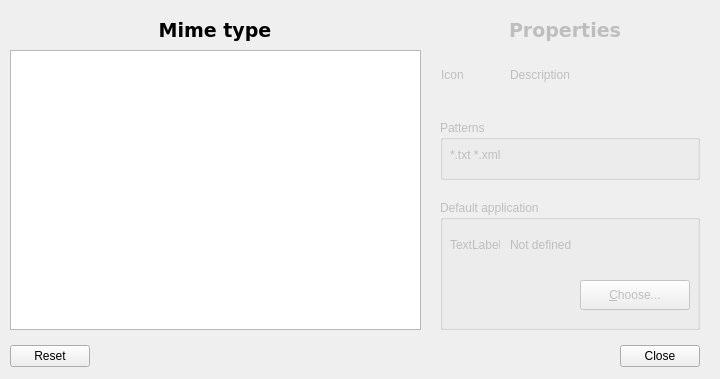
The window that razor-config-file-associations/mimetypeviewer.ui (lxqt/lxqt-config) describes before a commit, drawn with Qt 5.
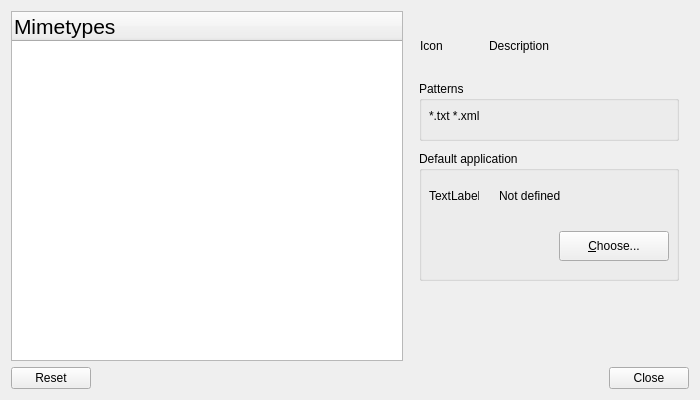
The same window after the commit.

Commit message: razor-config-file-associations, improved layout for mimetype-viewer

What changed in the file:
```diff
--- a/razor-config-file-associations/mimetypeviewer.ui
+++ b/razor-config-file-associations/mimetypeviewer.ui
@@ -6,75 +6,75 @@
    <rect>
     <x>0</x>
     <y>0</y>
-    <width>720</width>
-    <height>379</height>
+    <width>700</width>
+    <height>400</height>
    </rect>
   </property>
+  <property name="minimumSize">
+   <size>
+    <width>480</width>
+    <height>340</height>
+   </size>
+  </property>
   <property name="windowTitle">
    <string>mimetypeviewer</string>
   </property>
+  <layout class="QGridLayout" name="gridLayout">
+   <item row="0" column="0">
   <widget class="QTreeWidget" name="mimetypeTreeWidget">
-   <property name="geometry">
-    <rect>
-     <x>10</x>
-     <y>50</y>
-     <width>411</width>
+     <property name="sizePolicy">
+      <sizepolicy hsizetype="MinimumExpanding" vsizetype="MinimumExpanding">
+       <horstretch>0</horstretch>
+       <verstretch>0</verstretch>
+      </sizepolicy>
+     </property>
+     <property name="minimumSize">
+      <size>
+       <width>180</width>
      <height>280</height>
-    </rect>
+      </size>
    </property>
    <attribute name="headerVisible">
-    <bool>false</bool>
+      <bool>true</bool>
    </attribute>
    <attribute name="headerDefaultSectionSize">
     <number>500</number>
    </attribute>
    <column>
     <property name="text">
-     <string notr="true">1</string>
+       <string notr="true">Mimetypes</string>
+      </property>
+      <property name="font">
+       <font>
+        <pointsize>16</pointsize>
+       </font>
     </property>
    </column>
   </widget>
-  <widget class="QLabel" name="mimeTypeHeadingLabel">
-   <property name="geometry">
-    <rect>
-     <x>10</x>
-     <y>10</y>
-     <width>410</width>
-     <height>40</height>
-    </rect>
-   </property>
-   <property name="minimumSize">
-    <size>
-     <width>0</width>
-     <height>0</height>
-    </size>
-   </property>
-   <property name="font">
-    <font>
-     <family>Bitstream Vera Sans</family>
-     <pointsize>14</pointsize>
-     <weight>75</weight>
-     <bold>true</bold>
-    </font>
-   </property>
-   <property name="text">
-    <string>Mime type</string>
-   </property>
-   <property name="alignment">
-    <set>Qt::AlignCenter</set>
-   </property>
-  </widget>
+   </item>
+   <item row="1" column="0" colspan="2">
+    <widget class="QDialogButtonBox" name="dialogButtonBox">
+     <property name="standardButtons">
+      <set>QDialogButtonBox::Close|QDialogButtonBox::Reset</set>
+     </property>
+    </widget>
+   </item>
+   <item row="0" column="1">
   <widget class="QFrame" name="frame">
    <property name="enabled">
-    <bool>false</bool>
-   </property>
-   <property name="geometry">
-    <rect>
-     <x>430</x>
-     <y>10</y>
+      <bool>true</bool>
+     </property>
+     <property name="sizePolicy">
+      <sizepolicy hsizetype="Fixed" vsizetype="MinimumExpanding">
+       <horstretch>0</horstretch>
+       <verstretch>0</verstretch>
+      </sizepolicy>
+     </property>
+     <property name="minimumSize">
+      <size>
      <width>280</width>
-     <height>330</height>
-    </rect>
+       <height>260</height>
+      </size>
    </property>
    <property name="frameShape">
     <enum>QFrame::NoFrame</enum>
@@ -86,7 +86,7 @@
     <property name="geometry">
      <rect>
       <x>10</x>
-      <y>190</y>
+        <y>140</y>
       <width>260</width>
       <height>130</height>
      </rect>
@@ -110,9 +110,9 @@
     <widget class="QLabel" name="applicationLabel">
      <property name="geometry">
       <rect>
-       <x>70</x>
+         <x>80</x>
        <y>30</y>
-       <width>180</width>
+         <width>170</width>
        <height>30</height>
       </rect>
      </property>
@@ -134,41 +134,11 @@
      </property>
     </widget>
    </widget>
-   <widget class="QLabel" name="applicationHeadingLabel">
-    <property name="geometry">
-     <rect>
-      <x>0</x>
-      <y>0</y>
-      <width>270</width>
-      <height>40</height>
-     </rect>
-    </property>
-    <property name="minimumSize">
-     <size>
-      <width>0</width>
-      <height>0</height>
-     </size>
-    </property>
-    <property name="font">
-     <font>
-      <family>Bitstream Vera Sans</family>
-      <pointsize>14</pointsize>
-      <weight>75</weight>
-      <bold>true</bold>
-     </font>
-    </property>
-    <property name="text">
-     <string>Properties</string>
-    </property>
-    <property name="alignment">
-     <set>Qt::AlignCenter</set>
-    </property>
-   </widget>
    <widget class="QLabel" name="descriptionLabel">
     <property name="geometry">
      <rect>
       <x>80</x>
-      <y>50</y>
+        <y>20</y>
       <width>190</width>
       <height>30</height>
      </rect>
@@ -181,7 +151,7 @@
     <property name="geometry">
      <rect>
       <x>11</x>
-      <y>40</y>
+        <y>10</y>
       <width>50</width>
       <height>50</height>
      </rect>
@@ -200,7 +170,7 @@
     <property name="geometry">
      <rect>
       <x>10</x>
-      <y>110</y>
+        <y>70</y>
       <width>260</width>
       <height>60</height>
      </rect>
@@ -223,19 +193,8 @@
     </widget>
    </widget>
   </widget>
-  <widget class="QDialogButtonBox" name="dialogButtonBox">
-   <property name="geometry">
-    <rect>
-     <x>10</x>
-     <y>340</y>
-     <width>690</width>
-     <height>33</height>
-    </rect>
-   </property>
-   <property name="standardButtons">
-    <set>QDialogButtonBox::Close|QDialogButtonBox::Reset</set>
-   </property>
-  </widget>
+   </item>
+  </layout>
  </widget>
  <resources/>
  <connections/>
```
Lines whose indentation alone changed are shown as unchanged. The commit also changes 1 other file.
